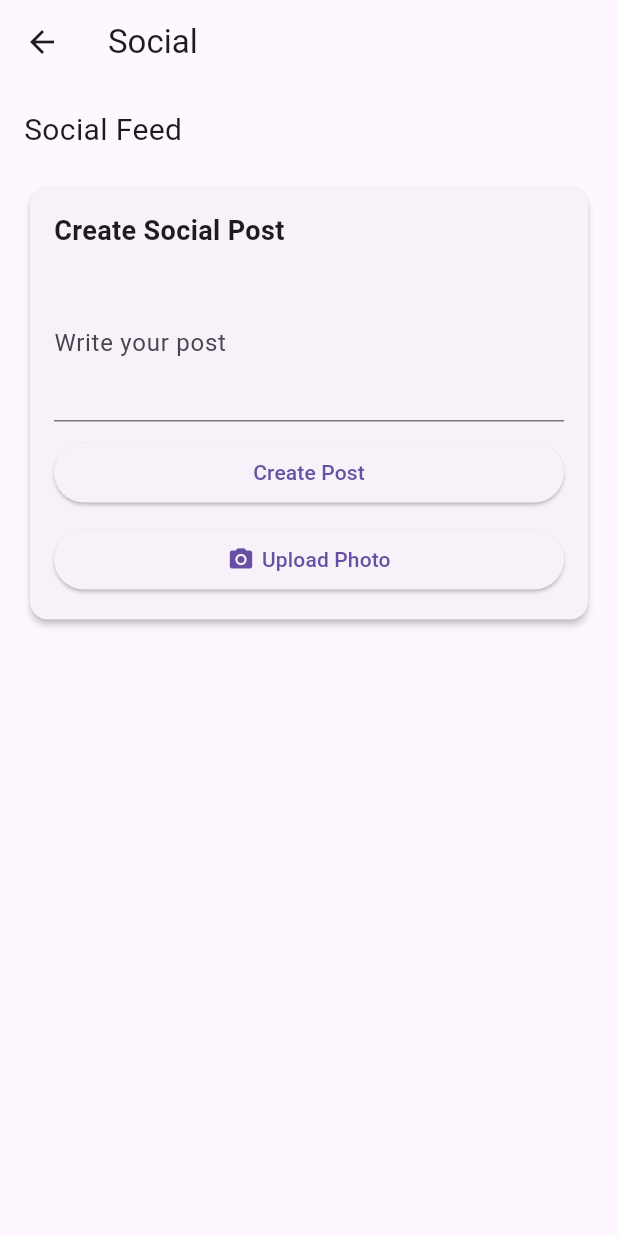
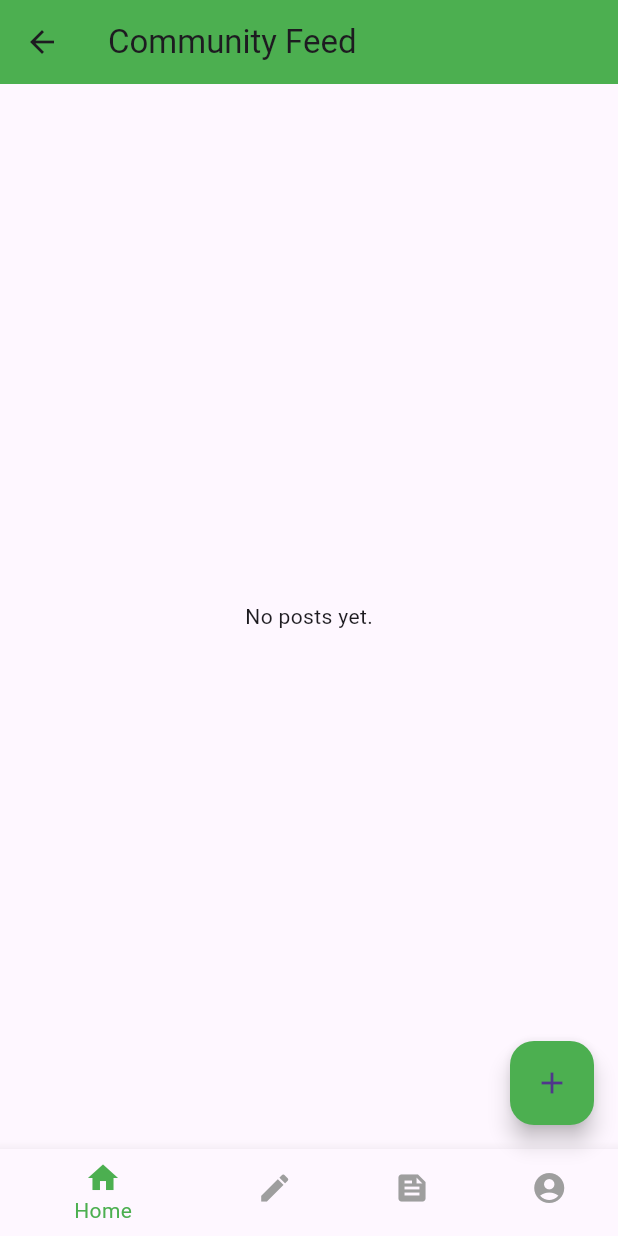
Before and after one commit to ComfortN/citi_smart, a Flutter app: the SocialPage screen opened by its route, on a phone screen of 412 x 824 dp. Run offline on Flutter 3.47's test engine with Material 3 defaults, Android fonts, the phone set to English and light mode, and no system bars; our stand-ins replace cloud_firestore, firebase_auth, firebase_core, firebase_storage, google_sign_in, image_picker; accounts and stored records are empty.

Commit message:
changes made

```diff
--- /dev/null
+++ b/lib/pages/post.dart
@@ -0,0 +1,37 @@
+import 'package:cloud_firestore/cloud_firestore.dart';
+
+class Post {
+  final String id;
+  final String userId;
+  final String text;
+  final String imageUrl;
+  final Timestamp timestamp;
+
+  Post({
+    required this.id,
+    required this.userId,
+    required this.text,
+    required this.imageUrl,
+    required this.timestamp,
+  });
+
+  factory Post.fromDocument(DocumentSnapshot doc) {
+    final data = doc.data() as Map<String, dynamic>;
+    return Post(
+      id: doc.id,
+      userId: data['userId'] ?? '',
+      text: data['text'] ?? '',
+      imageUrl: data['imageUrl'] ?? '',
+      timestamp: data['timestamp'] ?? Timestamp.now(),
+    );
+  }
+
+  Map<String, dynamic> toMap() {
+    return {
+      'userId': userId,
+      'text': text,
+      'imageUrl': imageUrl,
+      'timestamp': timestamp,
+    };
+  }
+}
--- a/lib/pages/social_page.dart
+++ b/lib/pages/social_page.dart
@@ -1,218 +1,281 @@
+import 'package:flutter/material.dart';
+import 'package:cloud_firestore/cloud_firestore.dart';
+import 'package:firebase_storage/firebase_storage.dart';
+import 'package:image_picker/image_picker.dart';
 import 'dart:io';
-import 'package:flutter/material.dart';
 import 'package:flutter/foundation.dart' show kIsWeb;
-import 'package:image_picker/image_picker.dart';
 
 class Post {
-  final String username; // User who created the post
-  final String text; // Text content of the post
-  final String? imageUrl; // Optional image URL for the post
-  final DateTime timestamp; // Time when the post was created
+  final String id;
+  final String userId;
+  final String text;
+  final String imageUrl;
+  final Timestamp timestamp;
 
   Post({
-    required this.username,
+    required this.id,
+    required this.userId,
     required this.text,
-    this.imageUrl,
+    required this.imageUrl,
     required this.timestamp,
   });
+
+  factory Post.fromDocument(DocumentSnapshot doc) {
+    final data = doc.data() as Map<String, dynamic>;
+    return Post(
+      id: doc.id,
+      userId: data['userId'] ?? '',
+      text: data['text'] ?? '',
+      imageUrl: data['imageUrl'] ?? '',
+      timestamp: data['timestamp'] ?? Timestamp.now(),
+    );
+  }
+
+  Map<String, dynamic> toMap() {
+    return {
+      'userId': userId,
+      'text': text,
+      'imageUrl': imageUrl,
+      'timestamp': timestamp,
+    };
+  }
 }
 
 class SocialPage extends StatefulWidget {
-  const SocialPage({Key? key}) : super(key: key);
-
   @override
   _SocialPageState createState() => _SocialPageState();
 }
 
 class _SocialPageState extends State<SocialPage> {
-  final TextEditingController _textEditingController = TextEditingController();
+  final FirebaseFirestore _firestore = FirebaseFirestore.instance;
+  final FirebaseStorage _storage = FirebaseStorage.instance;
+  final TextEditingController _textController = TextEditingController();
   File? _imageFile;
-  List<Post> _posts = []; // List to store posts
+  String? _imageUrl; // For web, handle URLs
+  bool _isCreatingPost = false;
+  int _selectedIndex = 3; // Index for Social Feed
+
+  Future<void> _pickImage() async {
+    final picker = ImagePicker();
+    final pickedFile = await picker.pickImage(source: ImageSource.gallery);
+
+    if (pickedFile != null) {
+      setState(() {
+        if (kIsWeb) {
+          _imageUrl = pickedFile.path; // Use the path for web
+        } else {
+          _imageFile = File(pickedFile.path);
+        }
+      });
+    }
+  }
+
+  Future<void> _uploadPost() async {
+    final text = _textController.text;
+    if (text.isEmpty) return;
+
+    String imageUrl = '';
+    if (_imageFile != null) {
+      final ref = _storage
+          .ref()
+          .child('post_images/${DateTime.now().toIso8601String()}');
+      final uploadTask = ref.putFile(_imageFile!);
+      final snapshot = await uploadTask.whenComplete(() => {});
+      imageUrl = await snapshot.ref.getDownloadURL();
+    } else if (_imageUrl != null) {
+      imageUrl = _imageUrl!; // Use the URL for web
+    }
+
+    final post = Post(
+      id: DateTime.now().toIso8601String(),
+      userId: 'userId', // Replace with actual user ID
+      text: text,
+      imageUrl: imageUrl,
+      timestamp: Timestamp.now(),
+    );
+
+    await _firestore.collection('posts').add(post.toMap());
+
+    setState(() {
+      _isCreatingPost = false;
+      _textController.clear();
+      _imageFile = null;
+      _imageUrl = null; // Clear image URL
+    });
+  }
+
+  void _onItemTapped(int index) {
+    setState(() {
+      _selectedIndex = index;
+      // Add navigation logic here if needed.
+    });
+  }
 
   @override
   Widget build(BuildContext context) {
     return Scaffold(
       appBar: AppBar(
-        title: const Text('Social'),
+        title: Text('Community Feed'),
+        backgroundColor: Colors.green,
       ),
-      body: SingleChildScrollView(
-        padding: const EdgeInsets.all(16.0),
+      body: Column(
+        children: [
+          if (_isCreatingPost) ...[
+            Padding(
+              padding: EdgeInsets.all(16.0),
               child: Column(
-          crossAxisAlignment: CrossAxisAlignment.stretch,
-          children: <Widget>[
-            const Text(
-              'Social Feed',
-              style: TextStyle(fontSize: 20),
+                children: [
+                  TextField(
+                    controller: _textController,
+                    decoration:
+                        InputDecoration(labelText: 'What\'s on your mind?'),
                   ),
-            const SizedBox(height: 20),
-            _buildSocialPostForm(context),
-            const SizedBox(height: 20),
-            _buildPostsList(), // Display list of posts
+                  SizedBox(height: 8.0),
+                  _imageFile != null || _imageUrl != null
+                      ? (kIsWeb
+                          ? Image.network(_imageUrl!,
+                              height: 200, fit: BoxFit.cover) // Use URL for web
+                          : Image.file(_imageFile!,
+                              height: 200,
+                              fit: BoxFit.cover)) // Use file for mobile
+                      : ElevatedButton(
+                          onPressed: _pickImage,
+                          child: Text('Pick an Image'),
+                        ),
+                  SizedBox(height: 16.0),
+                  ElevatedButton(
+                    onPressed: _uploadPost,
+                    child: Text('Post'),
+                    style:
+                        ElevatedButton.styleFrom(backgroundColor: Colors.green),
+                  ),
                 ],
               ),
             ),
-    );
+            Divider(),
+          ],
+          Expanded(
+            child: StreamBuilder<QuerySnapshot>(
+              stream: _firestore
+                  .collection('posts')
+                  .orderBy('timestamp', descending: true)
+                  .snapshots(),
+              builder: (context, snapshot) {
+                if (snapshot.connectionState == ConnectionState.waiting) {
+                  return Center(child: CircularProgressIndicator());
                 }
 
-  Widget _buildSocialPostForm(BuildContext context) {
-    return Card(
-      elevation: 2,
-      child: Padding(
-        padding: const EdgeInsets.all(16.0),
-        child: Column(
-          crossAxisAlignment: CrossAxisAlignment.stretch,
-          children: <Widget>[
-            const Text(
-              'Create Social Post',
-              style: TextStyle(fontSize: 18, fontWeight: FontWeight.bold),
-            ),
-            const SizedBox(height: 10),
-            TextFormField(
-              controller: _textEditingController,
-              maxLines: 3,
-              decoration: const InputDecoration(labelText: 'Write your post'),
-              validator: (value) {
-                if (value == null || value.isEmpty) {
-                  return 'Please write something';
+                if (!snapshot.hasData || snapshot.data!.docs.isEmpty) {
+                  return Center(child: Text('No posts yet.'));
                 }
-                return null;
+
+                final posts = snapshot.data!.docs
+                    .map((doc) => Post.fromDocument(doc))
+                    .toList();
+
+                return ListView.builder(
+                  itemCount: posts.length,
+                  itemBuilder: (context, index) {
+                    final post = posts[index];
+                    return PostTile(post: post);
+                  },
+                );
               },
             ),
-            const SizedBox(height: 10),
-            ElevatedButton(
-              onPressed: () {
-                // Implement social post creation logic
-                _createPost(context);
-              },
-              child: const Text('Create Post'),
           ),
-            const SizedBox(height: 10),
-            _buildPhotoUploadButton(context),
         ],
       ),
+      floatingActionButton: FloatingActionButton(
+        onPressed: () {
+          setState(() {
+            _isCreatingPost = !_isCreatingPost;
+          });
+        },
+        child: Icon(_isCreatingPost ? Icons.close : Icons.add),
+        backgroundColor: Colors.green,
       ),
-    );
+      bottomNavigationBar: BottomNavigationBar(
+        items: const <BottomNavigationBarItem>[
+          BottomNavigationBarItem(
+            icon: Icon(Icons.home),
+            label: 'Home',
+          ),
+          BottomNavigationBarItem(
+            icon: Icon(Icons.create),
+            label: 'Create',
+          ),
+          BottomNavigationBarItem(
+            icon: Icon(Icons.feed),
+            label: 'Social Feed',
+          ),
+          BottomNavigationBarItem(
+            icon: Icon(Icons.account_circle),
+            label: 'Account',
+          ),
+        ],
+        selectedItemColor: Colors.green,
+        unselectedItemColor: Colors.grey,
+        onTap: (index) {
+          switch (index) {
+            case 0:
+              // Navigate to Home (if needed)
+              break;
+            case 1:
+              Navigator.pushNamed(context, '/create');
+              break;
+            case 2:
+              Navigator.pushNamed(context, '/social');
+              break;
+            case 3:
+              Navigator.pushNamed(context, '/account');
+              break;
+            case 4:
+              Navigator.pushNamed(context, '/edu');
+              break;
+            case 5:
+              Navigator.pushNamed(context, '/donation');
+              break;
+            default:
+              break;
           }
-
-  Widget _buildPhotoUploadButton(BuildContext context) {
-    return ElevatedButton(
-      onPressed: () {
-        // Implement photo upload logic
-        _uploadPhoto(context);
         },
-      child: Row(
-        mainAxisAlignment: MainAxisAlignment.center,
-        children: const <Widget>[
-          Icon(Icons.camera_alt),
-          SizedBox(width: 5),
-          Text('Upload Photo'),
-        ],
-      ),
-    );
-  }
-
-  Future<void> _uploadPhoto(BuildContext context) async {
-    final picker = ImagePicker();
-    final pickedFile = await picker.pickImage(source: ImageSource.gallery);
-
-    if (pickedFile != null) {
-      setState(() {
-        _imageFile = File(pickedFile.path);
-      });
-      ScaffoldMessenger.of(context).showSnackBar(
-        const SnackBar(
-          content: Text('Photo uploaded successfully'),
-          duration: Duration(seconds: 2),
-        ),
-      );
-    } else {
-      ScaffoldMessenger.of(context).showSnackBar(
-        const SnackBar(
-          content: Text('No image selected'),
-          duration: Duration(seconds: 2),
       ),
     );
   }
 }
 
-  Widget _buildPhotoPreview() {
-    return _imageFile != null
-        ? kIsWeb
-            ? Image.network(
-                '', // Provide actual URL if available or skip rendering
-                height: 200,
-                width: MediaQuery.of(context).size.width,
-                fit: BoxFit.cover,
-              )
-            : Image.file(
-                _imageFile!,
-                height: 200,
-                width: MediaQuery.of(context).size.width,
-                fit: BoxFit.cover,
-              )
-        : Container();
-  }
+class PostTile extends StatelessWidget {
+  final Post post;
 
-  void _createPost(BuildContext context) {
-    String postText = _textEditingController.text.trim();
-    if (postText.isNotEmpty || _imageFile != null) {
-      setState(() {
-        _posts.add(Post(
-          username: 'User', // Replace with actual username or user data
-          text: postText,
-          imageUrl: _imageFile != null ? _imageFile!.path : null,
-          timestamp: DateTime.now(),
-        ));
-        _textEditingController.clear();
-        _imageFile = null; // Clear image file after posting
-      });
-      ScaffoldMessenger.of(context).showSnackBar(
-        const SnackBar(
-          content: Text('Social post created successfully'),
-          duration: Duration(seconds: 2),
+  PostTile({required this.post});
+
+  @override
+  Widget build(BuildContext context) {
+    return Card(
+      margin: EdgeInsets.symmetric(vertical: 8.0, horizontal: 16.0),
+      child: Padding(
+        padding: const EdgeInsets.all(8.0),
+        child: Column(
+          crossAxisAlignment: CrossAxisAlignment.start,
+          children: [
+            Text(
+              post.text,
+              style: TextStyle(fontSize: 16.0, fontWeight: FontWeight.bold),
             ),
-      );
-    } else {
-      ScaffoldMessenger.of(context).showSnackBar(
-        const SnackBar(
-          content: Text('Please write something or upload an image'),
-          duration: Duration(seconds: 2),
-        ),
-      );
-    }
-  }
-
-  Widget _buildPostsList() {
-    return Column(
-      children: _posts.map((post) => _buildPostItem(post)).toList(),
-    );
-  }
-
-  Widget _buildPostItem(Post post) {
-    return Card(
-      margin: const EdgeInsets.symmetric(vertical: 10.0),
-      child: Padding(
-        padding: const EdgeInsets.all(12.0),
-        child: Column(
-          crossAxisAlignment: CrossAxisAlignment.stretch,
-          children: <Widget>[
+            SizedBox(height: 8.0),
+            post.imageUrl.isNotEmpty
+                ? (kIsWeb
+                    ? Image.network(post.imageUrl,
+                        height: 250,
+                        fit: BoxFit.cover) // For web, show bigger image
+                    : Image.network(post.imageUrl,
+                        height: 250,
+                        fit: BoxFit.cover)) // For mobile, show bigger image
+                : SizedBox(),
+            SizedBox(height: 8.0),
             Text(
-              post.username,
-              style: TextStyle(fontWeight: FontWeight.bold),
-            ),
-            const SizedBox(height: 8),
-            Text(post.text),
-            if (post.imageUrl != null) const SizedBox(height: 8),
-            Image.file(
-              File(post.imageUrl!),
-              height: 200,
-              width: MediaQuery.of(context).size.width,
-              fit: BoxFit.cover,
-            ),
-            const SizedBox(height: 8),
-            Text(
-              '${post.timestamp}',
-              style: TextStyle(color: Colors.grey),
+              'Posted on: ${post.timestamp.toDate().toString()}',
+              style: TextStyle(color: Colors.grey, fontSize: 12.0),
             ),
           ],
         ),
```
Also changed, not shown: lib/pages/account_page.dart (+62 -22 lines), pubspec.yaml (+5 -2 lines), pubspec.lock. Lines whose indentation alone changed are shown as unchanged.
